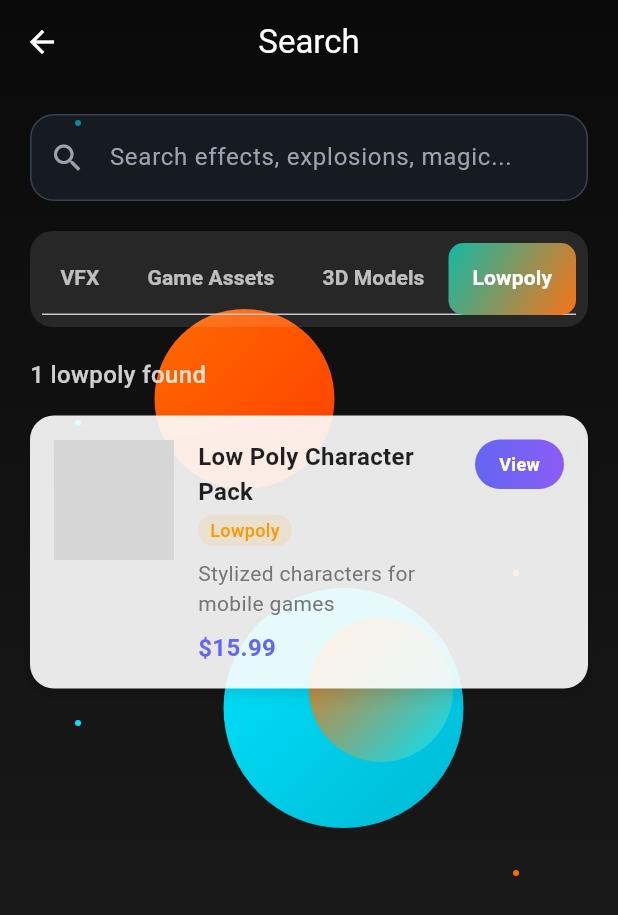
After one commit to fwdAndroid/cgheven, a Flutter app: the SearchPage screen opened directly, tab 4 chosen, on a phone screen of 412 x 824 dp. The commit adds this screen. Shown: the top 915 px of the screen. Run offline on Flutter 3.47's test engine with Material 3 defaults, Android fonts, the phone set to English and light mode, and no system bars; drawn by our look-alikes of flutter_animate; our stand-ins replace cached_network_image, cloud_firestore, firebase_auth, firebase_core, flutter_staggered_animations, google_fonts and 1 more; accounts and stored records are empty; network calls fail; grey boxes are pictures that could not be loaded.

Commit message:
Search Screen

```diff
--- /dev/null
+++ b/lib/model/search_model.dart
@@ -0,0 +1,41 @@
+class SearchItem {
+  final String id;
+  final String title;
+  final String category;
+  final String description;
+  final String imageUrl;
+  final double rating;
+  final double? price;
+  final String? salary;
+  final List<String> tags;
+
+  SearchItem({
+    required this.id,
+    required this.title,
+    required this.category,
+    required this.description,
+    required this.imageUrl,
+    required this.rating,
+    this.price,
+    this.salary,
+    this.tags = const [],
+  });
+
+  // Helper method to get the display price/salary
+  String get displayPrice {
+    if (salary != null) return salary!;
+    if (price != null) return '\$${price!.toStringAsFixed(2)}';
+    return 'Free';
+  }
+
+  // Helper method to check if item matches search query
+  bool matchesQuery(String query) {
+    if (query.isEmpty) return true;
+
+    final lowerQuery = query.toLowerCase();
+    return title.toLowerCase().contains(lowerQuery) ||
+        description.toLowerCase().contains(lowerQuery) ||
+        category.toLowerCase().contains(lowerQuery) ||
+        tags.any((tag) => tag.toLowerCase().contains(lowerQuery));
+  }
+}
--- a/lib/screens/pages/home_screen.dart
+++ b/lib/screens/pages/home_screen.dart
@@ -1,5 +1,6 @@
 import 'package:cgheven/model/asset_model.dart';
 import 'package:cgheven/screens/detail/asset_detail_screen.dart';
+import 'package:cgheven/screens/search_screen/search_screen.dart';
 import 'package:cgheven/widget/asset_card.dart';
 import 'package:cgheven/widget/gradient_background_widget.dart';
 import 'package:cgheven/widget/news_card_widget.dart';
@@ -215,6 +216,14 @@ class _HomeScreenState extends State<HomeScreen> {
                           ),
                         ),
                         child: TextField(
+                          onTap: () {
+                            Navigator.push(
+                              context,
+                              MaterialPageRoute(
+                                builder: (context) => const SearchPage(),
+                              ),
+                            );
+                          },
                           style: const TextStyle(color: Colors.white),
                           decoration: InputDecoration(
                             hintText: 'Search effects, explosions, magic...',
--- /dev/null
+++ b/lib/screens/search_screen/search_screen.dart
@@ -0,0 +1,285 @@
+import 'package:cgheven/model/search_model.dart';
+import 'package:cgheven/widget/animated_background.dart';
+import 'package:cgheven/widget/search_result.dart';
+import 'package:flutter/material.dart';
+import 'package:flutter_animate/flutter_animate.dart';
+
+class SearchPage extends StatefulWidget {
+  const SearchPage({super.key});
+
+  @override
+  State<SearchPage> createState() => _SearchPageState();
+}
+
+class _SearchPageState extends State<SearchPage> with TickerProviderStateMixin {
+  late TabController _tabController;
+  final TextEditingController _searchController = TextEditingController();
+  String _searchQuery = '';
+  int _selectedTabIndex = 0;
+
+  final List<String> _categories = [
+    'VFX',
+    'Game Assets',
+    '3D Models',
+    'Lowpoly',
+  ];
+
+  // Sample data - in a real app, this would come from an API
+  final List<SearchItem> _allItems = [
+    SearchItem(
+      id: '1',
+      title: 'Epic Fire VFX Pack',
+      category: 'VFX',
+      description: 'High-quality fire effects for your projects',
+      imageUrl:
+          'https://images.pexels.com/photos/1105766/pexels-photo-1105766.jpeg',
+      rating: 4.8,
+      price: 29.99,
+    ),
+    SearchItem(
+      id: '2',
+      title: 'Senior 3D Artist Position',
+      category: 'Game Assets',
+      description: 'Remote position at leading game studio',
+      imageUrl:
+          'https://images.pexels.com/photos/7988079/pexels-photo-7988079.jpeg',
+      rating: 4.5,
+      salary: '\$85,000',
+    ),
+    SearchItem(
+      id: '3',
+      title: 'Low Poly Character Pack',
+      category: 'Lowpoly',
+      description: 'Stylized characters for mobile games',
+      imageUrl:
+          'https://images.pexels.com/photos/8088467/pexels-photo-8088467.jpeg',
+      rating: 4.7,
+      price: 15.99,
+    ),
+    SearchItem(
+      id: '4',
+      title: 'Realistic Car Model',
+      category: '3D Models',
+      description: 'High-detail automotive model',
+      imageUrl:
+          'https://images.pexels.com/photos/3802510/pexels-photo-3802510.jpeg',
+      rating: 4.9,
+      price: 45.00,
+    ),
+    SearchItem(
+      id: '5',
+      title: 'Magic Spell Effects',
+      category: 'VFX',
+      description: 'Fantasy spell animations and particles',
+      imageUrl:
+          'https://images.pexels.com/photos/796206/pexels-photo-796206.jpeg',
+      rating: 4.6,
+      price: 35.00,
+    ),
+    SearchItem(
+      id: '6',
+      title: 'VFX Compositor Remote',
+      category: 'Game Assets',
+      description: 'Work on blockbuster films from home',
+      imageUrl:
+          'https://images.pexels.com/photos/7688336/pexels-photo-7688336.jpeg',
+      rating: 4.3,
+      salary: '\$75,000',
+    ),
+  ];
+
+  List<SearchItem> _filteredItems = [];
+
+  @override
+  void initState() {
+    super.initState();
+    _tabController = TabController(length: _categories.length, vsync: this);
+    _filteredItems = _allItems;
+    _tabController.addListener(_onTabChanged);
+  }
+
+  @override
+  void dispose() {
+    _tabController.dispose();
+    _searchController.dispose();
+    super.dispose();
+  }
+
+  void _onTabChanged() {
+    if (_tabController.indexIsChanging) {
+      setState(() {
+        _selectedTabIndex = _tabController.index;
+        _filterItems();
+      });
+    }
+  }
+
+  void _filterItems() {
+    String selectedCategory = _categories[_selectedTabIndex];
+    setState(() {
+      _filteredItems = _allItems.where((item) {
+        bool matchesCategory = item.category == selectedCategory;
+        bool matchesSearch =
+            _searchQuery.isEmpty ||
+            item.title.toLowerCase().contains(_searchQuery.toLowerCase()) ||
+            item.description.toLowerCase().contains(_searchQuery.toLowerCase());
+        return matchesCategory && matchesSearch;
+      }).toList();
+    });
+  }
+
+  void _onSearchChanged(String query) {
+    setState(() {
+      _searchQuery = query;
+      _filterItems();
+    });
+  }
+
+  @override
+  Widget build(BuildContext context) {
+    return Scaffold(
+      extendBodyBehindAppBar: true,
+      appBar: AppBar(
+        iconTheme: IconThemeData(color: Colors.white),
+        backgroundColor: Colors.transparent,
+        elevation: 0,
+        title: Text('Search', style: TextStyle(color: Colors.white)),
+        centerTitle: true,
+      ),
+      body: AnimatedBackground(
+        child: SafeArea(
+          child: Column(
+            children: [
+              const SizedBox(height: 20),
+              _buildSearchBar(),
+              const SizedBox(height: 20),
+              _buildTabBar(),
+              const SizedBox(height: 20),
+              Expanded(child: _buildSearchResults()),
+            ],
+          ),
+        ),
+      ),
+    );
+  }
+
+  Widget _buildSearchBar() {
+    return Padding(
+      padding: const EdgeInsets.symmetric(horizontal: 20),
+      child: Container(
+        decoration: BoxDecoration(
+          color: const Color(0xFF1F2937).withOpacity(0.5),
+          borderRadius: BorderRadius.circular(16),
+          border: Border.all(color: const Color(0xFF374151), width: 1),
+        ),
+        child: TextField(
+          style: TextStyle(color: Colors.white),
+          controller: _searchController,
+          onChanged: _onSearchChanged,
+          decoration: InputDecoration(
+            hintText: 'Search effects, explosions, magic...',
+            hintStyle: const TextStyle(color: Color(0xFF9CA3AF)),
+            prefixIcon: const Icon(Icons.search, color: Color(0xFF9CA3AF)),
+            border: InputBorder.none,
+            contentPadding: const EdgeInsets.symmetric(
+              horizontal: 16,
+              vertical: 16,
+            ),
+          ),
+          // decoration: InputDecoration(
+          //   hintText:
+          //       'Search ${_categories[_selectedTabIndex].toLowerCase()}...',
+          //   prefixIcon: const Icon(Icons.search, color: Colors.white),
+          //   suffixIcon: _searchQuery.isNotEmpty
+          //       ? IconButton(
+          //           icon: const Icon(Icons.clear, color: Colors.grey),
+          //           onPressed: () {
+          //             _searchController.clear();
+          //             _onSearchChanged('');
+          //           },
+          //         )
+          //       : null,
+          //   border: InputBorder.none,
+          //   contentPadding: const EdgeInsets.symmetric(
+          //     horizontal: 20,
+          //     vertical: 15,
+          //   ),
+          // ),
+        ),
+      ).animate().fadeIn(duration: 600.ms).slideY(begin: -0.5, end: 0, duration: 600.ms),
+    );
+  }
+
+  Widget _buildTabBar() {
+    return Container(
+          margin: const EdgeInsets.symmetric(horizontal: 20),
+          decoration: BoxDecoration(
+            color: Colors.white.withOpacity(0.1),
+            borderRadius: BorderRadius.circular(15),
+          ),
+          child: Padding(
+            padding: const EdgeInsets.all(8.0),
+            child: SizedBox(
+              width: double.infinity, // make it full width
+              child: TabBar(
+                indicatorSize:
+                    TabBarIndicatorSize.tab, // 👈 force full tab width
+
+                controller: _tabController,
+                isScrollable: true, // 👈 equal width tabs
+                indicator: BoxDecoration(
+                  gradient: const LinearGradient(
+                    colors: [Color(0xFF14B8A6), Color(0xFFF97316)],
+                    begin: Alignment.topLeft,
+                    end: Alignment.bottomRight,
+                  ),
+                  borderRadius: BorderRadius.circular(10),
+                ),
+                labelColor: Colors.white,
+                unselectedLabelColor: Colors.white.withOpacity(0.7),
+                labelStyle: const TextStyle(fontWeight: FontWeight.bold),
+                tabs: _categories
+                    .map((category) => Tab(text: category))
+                    .toList(),
+              ),
+            ),
+          ),
+        )
+        .animate()
+        .fadeIn(duration: 800.ms, delay: 200.ms)
+        .slideY(begin: -0.3, end: 0, duration: 800.ms);
+  }
+
+  Widget _buildSearchResults() {
+    if (_filteredItems.isEmpty) {
+      return Center(
+        child: Column(
+          mainAxisAlignment: MainAxisAlignment.center,
+          children: [
+            Icon(
+              Icons.search_off,
+              size: 64,
+              color: Colors.white.withOpacity(0.5),
+            ),
+            const SizedBox(height: 16),
+            Text(
+              _searchQuery.isEmpty
+                  ? 'No ${_categories[_selectedTabIndex].toLowerCase()} available'
+                  : 'No results found for "$_searchQuery"',
+              style: TextStyle(
+                color: Colors.white.withOpacity(0.7),
+                fontSize: 18,
+              ),
+              textAlign: TextAlign.center,
+            ),
+          ],
+        ),
+      );
+    }
+
+    return SearchResults(
+      items: _filteredItems,
+      category: _categories[_selectedTabIndex],
+    );
+  }
+}
--- /dev/null
+++ b/lib/widget/search_item_card.dart
@@ -0,0 +1,292 @@
+import 'package:cgheven/model/search_model.dart';
+import 'package:flutter/material.dart';
+import 'package:flutter_animate/flutter_animate.dart';
+import 'package:flutter/material.dart';
+
+class AppTheme {
+  // Primary colors
+  static const Color primaryColor = Color(0xFF6366F1);
+  static const Color secondaryColor = Color(0xFF8B5CF6);
+  static const Color accentColor = Color(0xFF06B6D4);
+
+  // Gradients
+  static const LinearGradient backgroundGradient = LinearGradient(
+    begin: Alignment.topLeft,
+    end: Alignment.bottomRight,
+    colors: [Color(0xFF1E1B4B), Color(0xFF3730A3), Color(0xFF1E40AF)],
+  );
+
+  static const LinearGradient primaryGradient = LinearGradient(
+    begin: Alignment.centerLeft,
+    end: Alignment.centerRight,
+    colors: [Color(0xFF6366F1), Color(0xFF8B5CF6)],
+  );
+
+  static const LinearGradient fireGradient = LinearGradient(
+    begin: Alignment.topCenter,
+    end: Alignment.bottomCenter,
+    colors: [Color(0xFFEF4444), Color(0xFFDC2626), Color(0xFFB91C1C)],
+  );
+
+  static const LinearGradient accentGradient = LinearGradient(
+    begin: Alignment.topLeft,
+    end: Alignment.bottomRight,
+    colors: [Color(0xFF06B6D4), Color(0xFF0891B2)],
+  );
+
+  // Text styles
+  static const TextStyle headlineStyle = TextStyle(
+    fontSize: 24,
+    fontWeight: FontWeight.bold,
+    color: Colors.white,
+  );
+
+  static const TextStyle bodyStyle = TextStyle(
+    fontSize: 16,
+    color: Colors.black87,
+  );
+
+  static const TextStyle captionStyle = TextStyle(
+    fontSize: 12,
+    color: Colors.grey,
+  );
+
+  // Theme data
+  static ThemeData get lightTheme {
+    return ThemeData(
+      useMaterial3: true,
+      colorScheme: const ColorScheme.light(
+        primary: primaryColor,
+        secondary: secondaryColor,
+        surface: Colors.white,
+      ),
+      appBarTheme: const AppBarTheme(
+        backgroundColor: primaryColor,
+        foregroundColor: Colors.white,
+        elevation: 0,
+      ),
+      elevatedButtonTheme: ElevatedButtonThemeData(
+        style: ElevatedButton.styleFrom(
+          backgroundColor: primaryColor,
+          foregroundColor: Colors.white,
+          shape: RoundedRectangleBorder(
+            borderRadius: BorderRadius.circular(12),
+          ),
+        ),
+      ),
+    );
+  }
+}
+
+class SearchItemCard extends StatelessWidget {
+  final SearchItem item;
+  final int index;
+
+  const SearchItemCard({super.key, required this.item, required this.index});
+
+  @override
+  Widget build(BuildContext context) {
+    return Container(
+          margin: const EdgeInsets.only(bottom: 16),
+          decoration: BoxDecoration(
+            color: Colors.white.withOpacity(0.9),
+            borderRadius: BorderRadius.circular(16),
+            boxShadow: [
+              BoxShadow(
+                color: Colors.black.withOpacity(0.1),
+                blurRadius: 8,
+                offset: const Offset(0, 4),
+              ),
+            ],
+          ),
+          child: Material(
+            color: Colors.transparent,
+            child: InkWell(
+              borderRadius: BorderRadius.circular(16),
+              onTap: () => _onItemTap(context),
+              child: Padding(
+                padding: const EdgeInsets.all(16),
+                child: Row(
+                  crossAxisAlignment: CrossAxisAlignment.start,
+                  children: [
+                    _buildImage(),
+                    const SizedBox(width: 16),
+                    Expanded(child: _buildContent()),
+                    _buildActionButton(),
+                  ],
+                ),
+              ),
+            ),
+          ),
+        )
+        .animate()
+        .fadeIn(duration: 500.ms, delay: (index * 100).ms)
+        .slideY(begin: 0.5, end: 0, duration: 500.ms);
+  }
+
+  Widget _buildImage() {
+    return Container(
+      width: 80,
+      height: 80,
+      decoration: BoxDecoration(
+        borderRadius: BorderRadius.circular(12),
+        image: DecorationImage(
+          image: NetworkImage(item.imageUrl),
+          fit: BoxFit.cover,
+        ),
+      ),
+      child: Container(
+        decoration: BoxDecoration(
+          borderRadius: BorderRadius.circular(12),
+          gradient: LinearGradient(
+            begin: Alignment.topCenter,
+            end: Alignment.bottomCenter,
+            colors: [Colors.transparent, Colors.black.withOpacity(0.3)],
+          ),
+        ),
+        child: Align(
+          alignment: Alignment.bottomRight,
+          child: Container(
+            margin: const EdgeInsets.all(6),
+            padding: const EdgeInsets.symmetric(horizontal: 6, vertical: 2),
+            decoration: BoxDecoration(
+              color: Colors.black.withOpacity(0.7),
+              borderRadius: BorderRadius.circular(8),
+            ),
+            child: Row(
+              mainAxisSize: MainAxisSize.min,
+              children: [
+                const Icon(Icons.star, color: Colors.amber, size: 12),
+                const SizedBox(width: 2),
+                Text(
+                  item.rating.toString(),
+                  style: const TextStyle(
+                    color: Colors.white,
+                    fontSize: 10,
+                    fontWeight: FontWeight.bold,
+                  ),
+                ),
+              ],
+            ),
+          ),
+        ),
+      ),
+    );
+  }
+
+  Widget _buildContent() {
+    return Column(
+      crossAxisAlignment: CrossAxisAlignment.start,
+      children: [
+        Text(
+          item.title,
+          style: const TextStyle(
+            fontSize: 16,
+            fontWeight: FontWeight.bold,
+            color: Colors.black87,
+          ),
+          maxLines: 2,
+          overflow: TextOverflow.ellipsis,
+        ),
+        const SizedBox(height: 4),
+        Container(
+          padding: const EdgeInsets.symmetric(horizontal: 8, vertical: 2),
+          decoration: BoxDecoration(
+            color: _getCategoryColor().withOpacity(0.1),
+            borderRadius: BorderRadius.circular(12),
+          ),
+          child: Text(
+            item.category,
+            style: TextStyle(
+              fontSize: 12,
+              fontWeight: FontWeight.w500,
+              color: _getCategoryColor(),
+            ),
+          ),
+        ),
+        const SizedBox(height: 8),
+        Text(
+          item.description,
+          style: TextStyle(fontSize: 14, color: Colors.grey[600]),
+          maxLines: 2,
+          overflow: TextOverflow.ellipsis,
+        ),
+        const SizedBox(height: 8),
+        Text(
+          item.displayPrice,
+          style: const TextStyle(
+            fontSize: 16,
+            fontWeight: FontWeight.bold,
+            color: AppTheme.primaryColor,
+          ),
+        ),
+      ],
+    );
+  }
+
+  Widget _buildActionButton() {
+    return Container(
+      decoration: BoxDecoration(
+        gradient: AppTheme.primaryGradient,
+        borderRadius: BorderRadius.circular(20),
+      ),
+      child: Material(
+        color: Colors.transparent,
+        child: InkWell(
+          borderRadius: BorderRadius.circular(20),
+          onTap: () => _onActionTap(),
+          child: Padding(
+            padding: const EdgeInsets.symmetric(horizontal: 16, vertical: 8),
+            child: Text(
+              _getActionText(),
+              style: const TextStyle(
+                color: Colors.white,
+                fontWeight: FontWeight.bold,
+                fontSize: 12,
+              ),
+            ),
+          ),
+        ),
+      ),
+    );
+  }
+
+  Color _getCategoryColor() {
+    switch (item.category) {
+      case 'VFX':
+        return Colors.purple;
+      case 'JOBS':
+        return Colors.green;
+      case '3D Models':
+        return Colors.blue;
+      case 'Lowpoly':
+        return Colors.orange;
+      default:
+        return AppTheme.primaryColor;
+    }
+  }
+
+  String _getActionText() {
+    switch (item.category) {
+      case 'JOBS':
+        return 'Apply';
+      default:
+        return 'View';
+    }
+  }
+
+  void _onItemTap(BuildContext context) {
+    // Navigate to item details
+    ScaffoldMessenger.of(context).showSnackBar(
+      SnackBar(
+        content: Text('Tapped on ${item.title}'),
+        duration: const Duration(seconds: 1),
+      ),
+    );
+  }
+
+  void _onActionTap() {
+    // Handle action button tap
+    print('Action tapped for ${item.title}');
+  }
+}
--- /dev/null
+++ b/lib/widget/search_result.dart
@@ -0,0 +1,43 @@
+import 'package:cgheven/model/search_model.dart';
+import 'package:cgheven/widget/search_item_card.dart';
+import 'package:flutter/material.dart';
+import 'package:flutter_animate/flutter_animate.dart';
+
+class SearchResults extends StatelessWidget {
+  final List<SearchItem> items;
+  final String category;
+
+  const SearchResults({super.key, required this.items, required this.category});
+
+  @override
+  Widget build(BuildContext context) {
+    return Padding(
+      padding: const EdgeInsets.symmetric(horizontal: 20),
+      child: Column(
+        crossAxisAlignment: CrossAxisAlignment.start,
+        children: [
+          Text(
+                '${items.length} ${category.toLowerCase()} found',
+                style: TextStyle(
+                  color: Colors.white.withOpacity(0.8),
+                  fontSize: 16,
+                  fontWeight: FontWeight.w500,
+                ),
+              )
+              .animate()
+              .fadeIn(duration: 400.ms)
+              .slideX(begin: -0.2, end: 0, duration: 400.ms),
+          const SizedBox(height: 16),
+          Expanded(
+            child: ListView.builder(
+              itemCount: items.length,
+              itemBuilder: (context, index) {
+                return SearchItemCard(item: items[index], index: index);
+              },
+            ),
+          ),
+        ],
+      ),
+    );
+  }
+}
```
Also changed, not shown: 1 other file.
